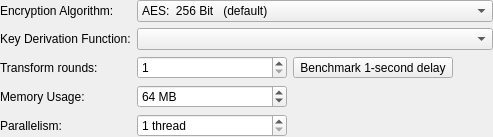
This is src/gui/DatabaseSettingsWidgetEncryption.ui in keepassxreboot/keepassxc as Qt 5 draws it before an edit. The edited form follows.
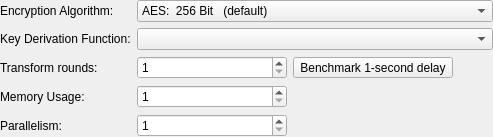
This is the edited form.

Commit message: Fix plural handling in KDF settings

Patch:
```diff
--- a/src/gui/DatabaseSettingsWidgetEncryption.ui
+++ b/src/gui/DatabaseSettingsWidgetEncryption.ui
@@ -139,18 +139,12 @@
        <height>16777215</height>
       </size>
      </property>
-     <property name="suffix">
-      <string> MB</string>
-     </property>
      <property name="minimum">
       <number>1</number>
      </property>
      <property name="maximum">
       <number>1048576</number>
      </property>
-     <property name="value">
-      <number>64</number>
-     </property>
     </widget>
    </item>
    <item row="4" column="0">
@@ -174,9 +168,6 @@
        <height>16777215</height>
       </size>
      </property>
-     <property name="suffix">
-      <string> thread</string>
-     </property>
      <property name="minimum">
       <number>1</number>
      </property>
```
The commit also changes 2 other files.
